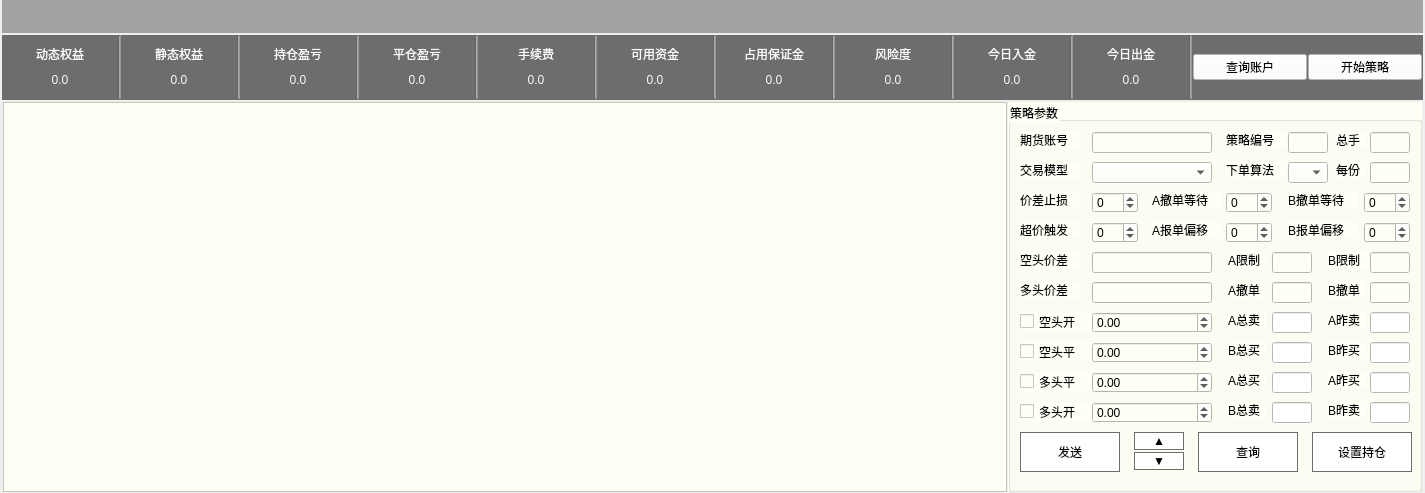
The window that PyCTP_Client/PyCTP_ClientUI/QAccountWidget.ui (yuwangying/PyCTP) describes before a commit, drawn with Qt 5.
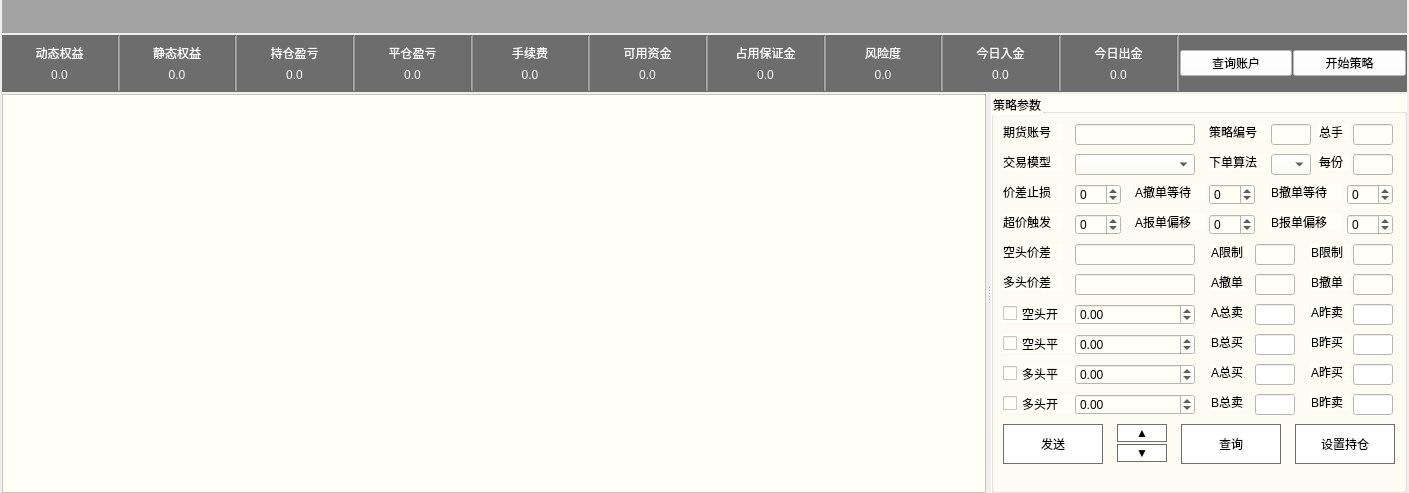
The same window after the commit.

What changed in the file:
```diff
--- a/PyCTP_Client/PyCTP_ClientUI/QAccountWidget.ui
+++ b/PyCTP_Client/PyCTP_ClientUI/QAccountWidget.ui
@@ -6,7 +6,7 @@
    <rect>
     <x>0</x>
     <y>0</y>
-    <width>1425</width>
+    <width>1409</width>
     <height>493</height>
    </rect>
   </property>
@@ -53,7 +53,7 @@
       margin-top: 2px; /* make non-selected tabs look smaller */
   }</string>
   </property>
-  <layout class="QVBoxLayout" name="verticalLayout" stretch="2,4,24">
+  <layout class="QVBoxLayout" name="verticalLayout" stretch="2,3,24">
    <property name="spacing">
     <number>2</number>
    </property>
@@ -538,41 +538,44 @@
     </widget>
    </item>
    <item>
-    <widget class="QWidget" name="container_trade" native="true">
-     <property name="styleSheet">
-      <string notr="true">QMenu {
-      background-color: #ABABAB; /* sets background of the menu */
-      border: 1px solid black;
-  }
-
-  QMenu::item {
-      /* sets background of menu item. set this to something non-transparent
-          if you want menu color and menu item color to be different */
-      background-color: transparent;
-  }
-
-  QMenu::item:selected { /* when user selects item using mouse or keyboard */
-      background-color:rgb(109, 109, 109);
-  }</string>
+    <widget class="QSplitter" name="splitter">
+     <property name="sizePolicy">
+      <sizepolicy hsizetype="Expanding" vsizetype="Expanding">
+       <horstretch>0</horstretch>
+       <verstretch>0</verstretch>
+      </sizepolicy>
      </property>
-     <layout class="QHBoxLayout" name="horizontalLayout" stretch="80,33">
-      <property name="spacing">
-       <number>1</number>
-      </property>
-      <property name="leftMargin">
-       <number>1</number>
-      </property>
-      <property name="topMargin">
-       <number>0</number>
-      </property>
-      <property name="rightMargin">
-       <number>1</number>
-      </property>
-      <property name="bottomMargin">
-       <number>1</number>
-      </property>
-      <item>
+     <property name="minimumSize">
+      <size>
+       <width>0</width>
+       <height>0</height>
+      </size>
+     </property>
+     <property name="orientation">
+      <enum>Qt::Horizontal</enum>
+     </property>
+     <property name="opaqueResize">
+      <bool>true</bool>
+     </property>
+     <property name="handleWidth">
+      <number>5</number>
+     </property>
+     <property name="childrenCollapsible">
+      <bool>false</bool>
+     </property>
        <widget class="QTableView" name="tableView_Trade_Args">
+      <property name="sizePolicy">
+       <sizepolicy hsizetype="Expanding" vsizetype="Expanding">
+        <horstretch>32</horstretch>
+        <verstretch>0</verstretch>
+       </sizepolicy>
+      </property>
+      <property name="maximumSize">
+       <size>
+        <width>16777215</width>
+        <height>16777215</height>
+       </size>
+      </property>
         <property name="focusPolicy">
          <enum>Qt::NoFocus</enum>
         </property>
@@ -583,15 +586,19 @@
          <enum>QAbstractItemView::SelectRows</enum>
         </property>
        </widget>
-      </item>
-      <item>
        <widget class="QGroupBox" name="groupBox_trade_args">
         <property name="sizePolicy">
-         <sizepolicy hsizetype="Minimum" vsizetype="Minimum">
-          <horstretch>0</horstretch>
+       <sizepolicy hsizetype="Maximum" vsizetype="Expanding">
+        <horstretch>6</horstretch>
           <verstretch>0</verstretch>
          </sizepolicy>
         </property>
+      <property name="minimumSize">
+       <size>
+        <width>416</width>
+        <height>0</height>
+       </size>
+      </property>
         <property name="styleSheet">
          <string notr="true">background-color: rgb(255, 255, 245);
 </string>
@@ -1695,8 +1702,6 @@
          </property>
         </widget>
        </widget>
-      </item>
-     </layout>
     </widget>
    </item>
   </layout>
```
Lines whose indentation alone changed are shown as unchanged.
